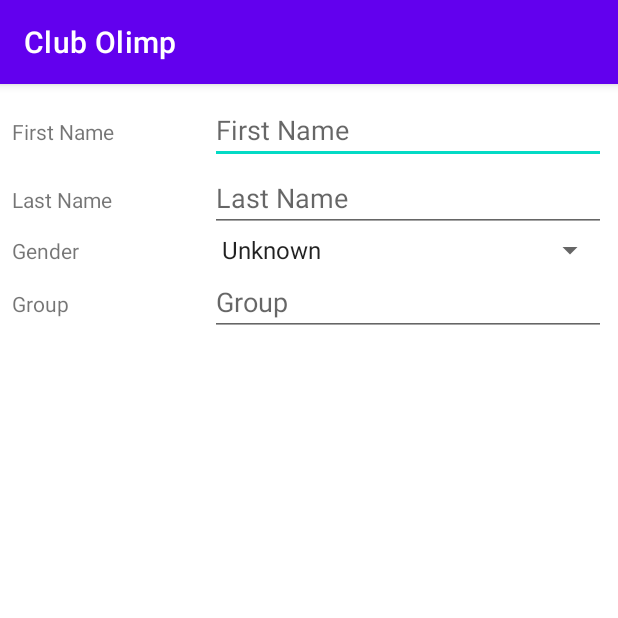
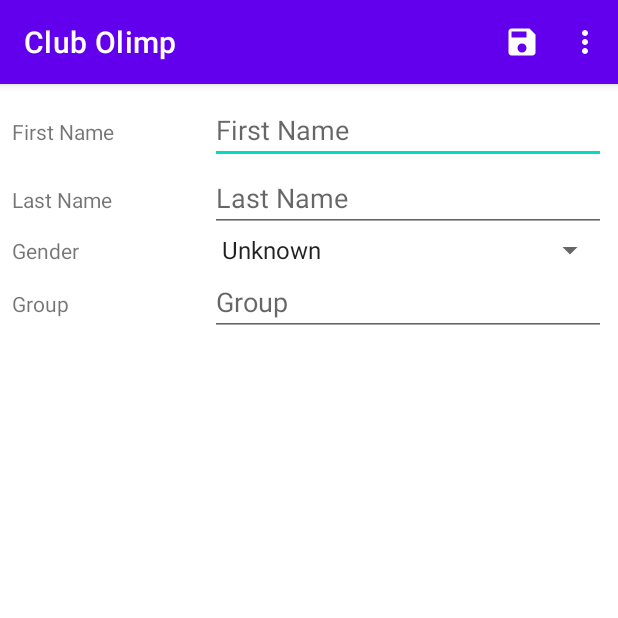
Before and after one commit to Mikele197411/Android_portfolio, an Android app: the AddMemberActivity screen opened directly, with no data from a screen before it, on a phone screen of 412 x 824 dp, the top half of it. Run offline under Robolectric (Android 15) with nearby library versions, the phone set to English and light mode, and no system bars.

Commit message:
Added new features

```diff
--- a/ClubOlimp/app/src/main/java/com/mshilkov/clubolimp/AddMemberActivity.java
+++ b/ClubOlimp/app/src/main/java/com/mshilkov/clubolimp/AddMemberActivity.java
@@ -1,11 +1,20 @@
 package com.mshilkov.clubolimp;
 
+import androidx.annotation.NonNull;
 import androidx.appcompat.app.AppCompatActivity;
+import androidx.core.app.NavUtils;
 
 import android.os.Bundle;
+import android.text.TextUtils;
+import android.view.Menu;
+import android.view.MenuItem;
+import android.view.View;
+import android.widget.AdapterView;
 import android.widget.ArrayAdapter;
 import android.widget.EditText;
 import android.widget.Spinner;
+
+import com.mshilkov.clubolimp.data.CLubOlympContract;
 
 import java.util.ArrayList;
 
@@ -19,6 +28,28 @@ public class AddMemberActivity extends AppCompatActivity {
     private ArrayAdapter arrayAdapter;
 
     @Override
+    public boolean onOptionsItemSelected(@NonNull MenuItem item) {
+        boolean result=false;
+       switch (item.getItemId())
+        {
+            case R.id.save_member:
+                result= true;
+            case R.id.delete_member:
+                result =true;
+            case android.R.id.home:
+                NavUtils.navigateUpFromSameTask(this);
+                result =true;
+        }
+        return result;
+    }
+
+    @Override
+    public boolean onCreateOptionsMenu(Menu menu) {
+        getMenuInflater().inflate(R.menu.editmembermenu, menu);
+        return true;
+    }
+
+    @Override
     protected void onCreate(Bundle savedInstanceState) {
         super.onCreate(savedInstanceState);
         setContentView(R.layout.activity_add_member);
@@ -30,5 +61,33 @@ public class AddMemberActivity extends AppCompatActivity {
         arrayAdapter=ArrayAdapter.createFromResource(this, R.array.array_gender, android.R.layout.simple_spinner_item);
         arrayAdapter.setDropDownViewResource(android.R.layout.simple_spinner_dropdown_item);
         genderSpinner.setAdapter(arrayAdapter);
+        genderSpinner.setOnItemSelectedListener(new AdapterView.OnItemSelectedListener() {
+            @Override
+            public void onItemSelected(AdapterView<?> parent, View view, int i, long l) {
+                String selectedGender=String.valueOf(parent.getItemAtPosition(i));
+                if(!TextUtils.isEmpty(selectedGender))
+                {
+                    if (selectedGender.equals("Male"))
+                    {
+                        gender= CLubOlympContract.memberEntry.GENDER_MALE;
+                    }
+                    else if (selectedGender.equals("Female"))
+                    {
+                        gender=CLubOlympContract.memberEntry.GENDER_FEMALE;
+                    }
+
+                    else
+                    {
+                        gender=gender=CLubOlympContract.memberEntry.GENDER_UNKNOW;
+                    }
+
+                }
+            }
+
+            @Override
+            public void onNothingSelected(AdapterView<?> adapterView) {
+                gender=0;
+            }
+        });
     }
 }
--- /dev/null
+++ b/ClubOlimp/app/src/main/res/drawable/ic_baseline_delete_24.xml
@@ -0,0 +1,5 @@
+<vector android:height="24dp" android:tint="#FFFFFF"
+    android:viewportHeight="24" android:viewportWidth="24"
+    android:width="24dp" xmlns:android="http://schemas.android.com/apk/res/android">
+    <path android:fillColor="@android:color/white" android:pathData="M6,19c0,1.1 0.9,2 2,2h8c1.1,0 2,-0.9 2,-2V7H6v12zM19,4h-3.5l-1,-1h-5l-1,1H5v2h14V4z"/>
+</vector>
--- /dev/null
+++ b/ClubOlimp/app/src/main/res/drawable/ic_baseline_save_24.xml
@@ -0,0 +1,5 @@
+<vector android:height="24dp" android:tint="#FFFFFF"
+    android:viewportHeight="24" android:viewportWidth="24"
+    android:width="24dp" xmlns:android="http://schemas.android.com/apk/res/android">
+    <path android:fillColor="@android:color/white" android:pathData="M17,3L5,3c-1.11,0 -2,0.9 -2,2v14c0,1.1 0.89,2 2,2h14c1.1,0 2,-0.9 2,-2L21,7l-4,-4zM12,19c-1.66,0 -3,-1.34 -3,-3s1.34,-3 3,-3 3,1.34 3,3 -1.34,3 -3,3zM15,9L5,9L5,5h10v4z"/>
+</vector>
--- /dev/null
+++ b/ClubOlimp/app/src/main/res/menu/editmembermenu.xml
@@ -0,0 +1,14 @@
+<?xml version="1.0" encoding="utf-8"?>
+<menu xmlns:android="http://schemas.android.com/apk/res/android"
+    xmlns:app="http://schemas.android.com/apk/res-auto">
+    <item android:id="@+id/save_member"
+        android:title="Save Member"
+        android:icon="@drawable/ic_baseline_save_24"
+        app:showAsAction="always"/>
+    <item android:id="@+id/delete_member"
+        android:title="Delete Member"
+        android:icon="@drawable/ic_baseline_delete_24"
+        app:showAsAction="never"/>
+
+
+</menu>
```
Also changed, not shown: ClubOlimp/app/src/main/java/com/mshilkov/clubolimp/data/CLubOlympContract.java (added, +26 -0 lines), ClubOlimp/app/src/main/java/com/mshilkov/clubolimp/data/OlimpDBHelper.java (added, +31 -0 lines).
